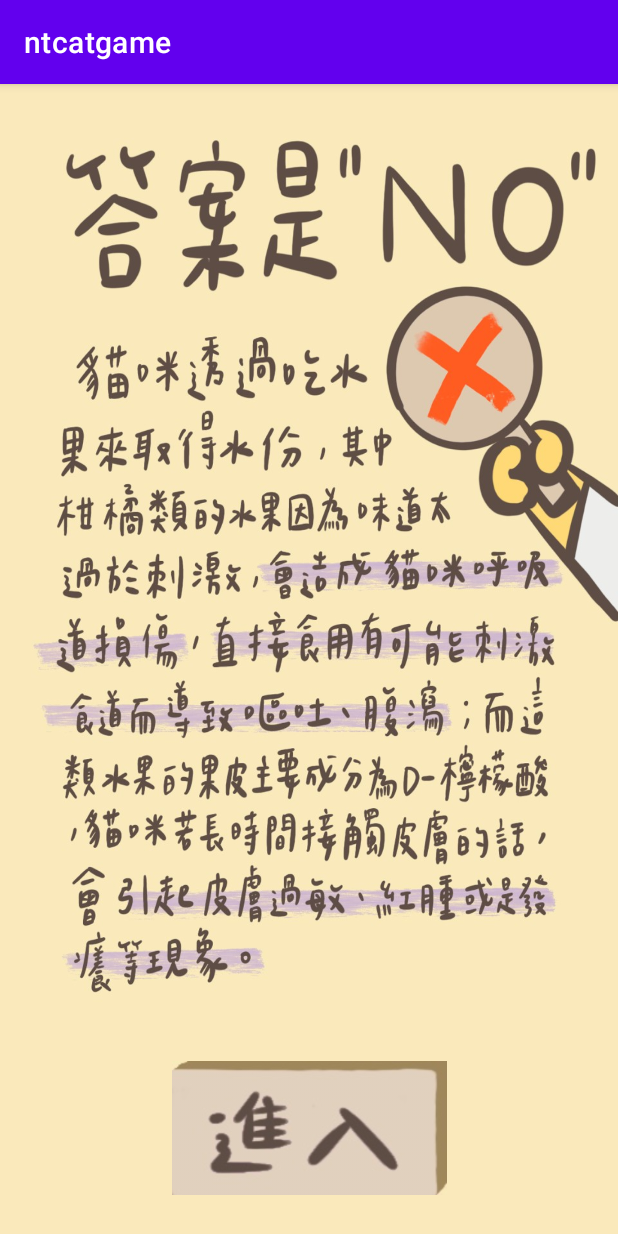
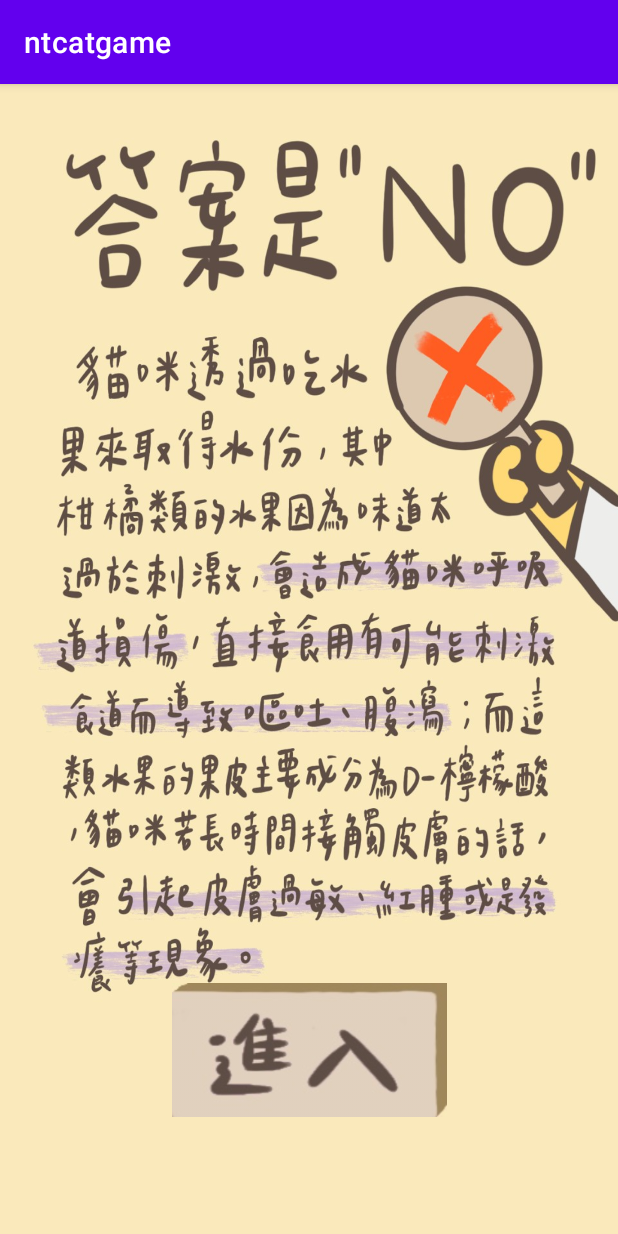
Before and after one commit to s410903482/catgame, an Android app: the explain1 screen opened directly, with no data from a screen before it, on a phone screen of 412 x 824 dp. Run offline under Robolectric (Android 15) with nearby library versions, the phone set to English and light mode, and no system bars.

Commit message:
第二次commit

```diff
--- a/app/src/main/res/layout/explain1.xml
+++ b/app/src/main/res/layout/explain1.xml
@@ -11,9 +11,9 @@
         android:layout_width="183dp"
         android:layout_height="89dp"
         android:layout_marginStart="158dp"
-        android:layout_marginTop="693dp"
+        android:layout_marginTop="530dp"
         android:layout_marginEnd="159dp"
-        android:layout_marginBottom="69dp"
+        android:layout_marginBottom="10dp"
         android:background="@drawable/start"
         android:onClick="swac"
         android:text="Button"
```
